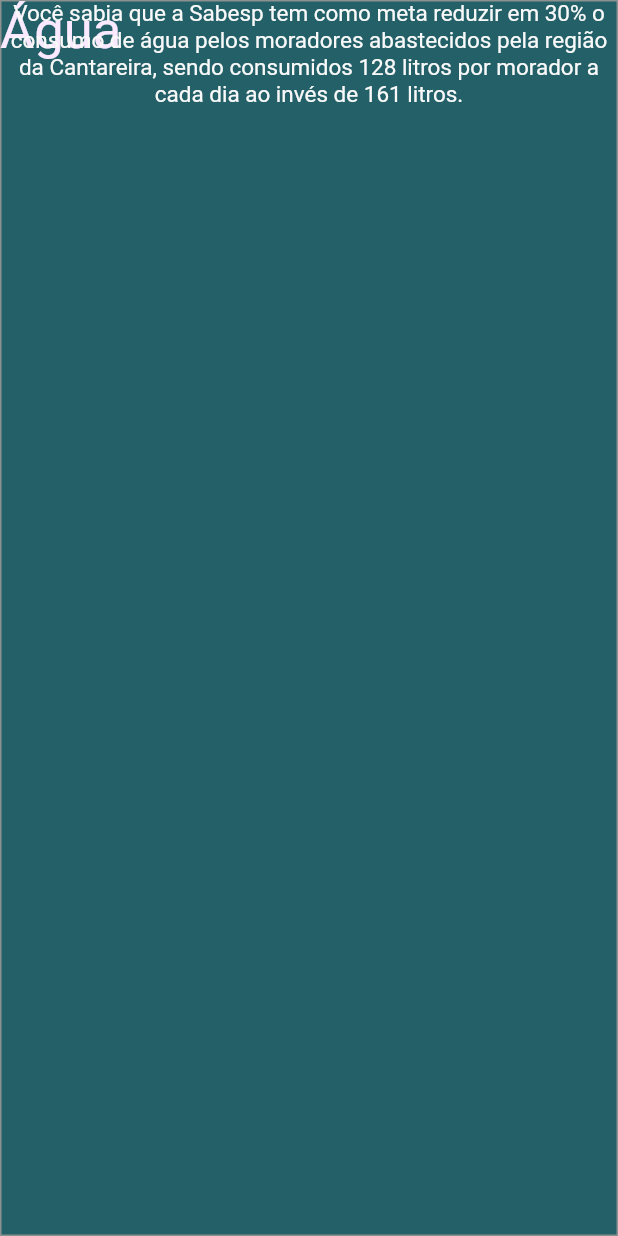
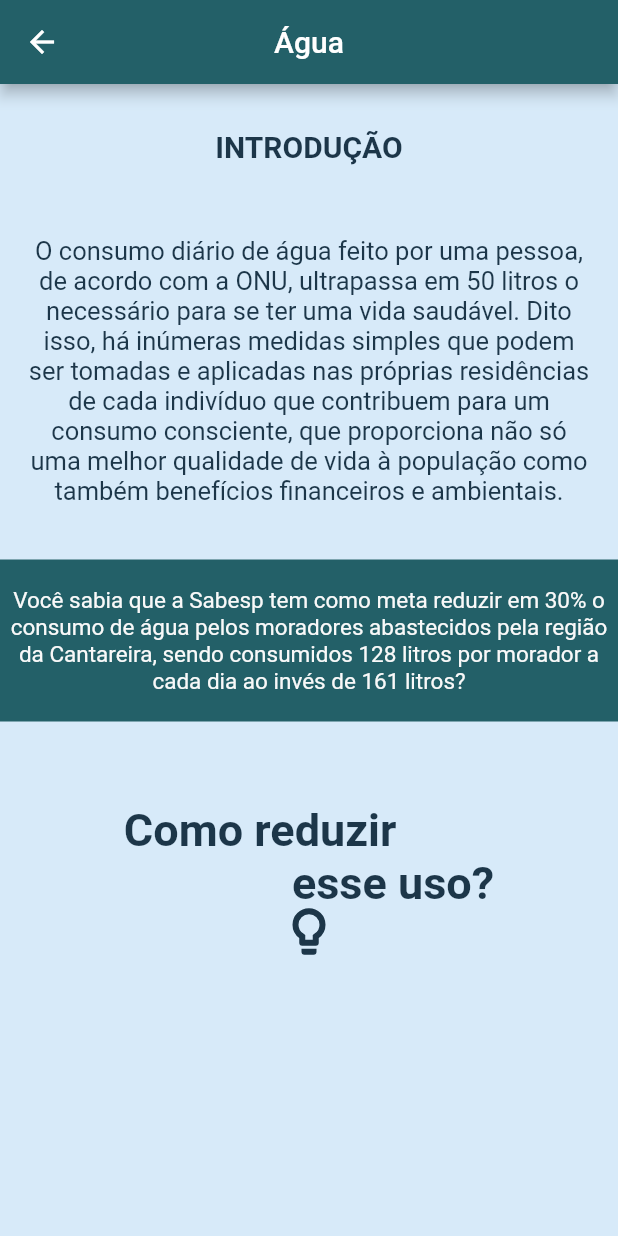
Before and after one commit to EcoBudget/EcoBudget, a Flutter app: the casaagua screen opened directly, on a phone screen of 412 x 824 dp. Run offline on Flutter 3.47's test engine with Material 2 defaults, Android fonts, the light colour scheme and no system bars; our stand-ins replace flutter_svg; missing offline and left inert: adobe_xd; Roboto replaces fonts that are missing (Arial, Segoe UI).

Commit message:
Primeira pagina da casa -> agua feita

```diff
--- a/ecobudget_app/lib/casa/agua/casaagua.dart
+++ b/ecobudget_app/lib/casa/agua/casaagua.dart
@@ -10,52 +10,21 @@
   @override
   Widget build(BuildContext context) {
     return Scaffold(
+      appBar: AppBar(
+        title: Text("Água"),
+        centerTitle: true,
+        backgroundColor: Color(0xff236068),
+        leading: BackButton(onPressed: (){Navigator.pop(context);},),
+      ),
       backgroundColor: const Color(0xffd7eaf9),
-      body: Stack(
+      body: Column(
         children: <Widget>[
-          Pinned.fromPins(
-            Pin(start: -3.0, end: -3.0),
-            Pin(start: 80.0, end: 0.0),
-            child:
                 // Adobe XD layer: 'Posts' (group)
-                Stack(
+                Column(
               children: <Widget>[
-                Pinned.fromPins(
-                  Pin(start: 0.0, end: 3.0),
-                  Pin(size: 465.8, start: 0.0),
-                  child:
                       // Adobe XD layer: 'Posts' (group)
-                      Stack(
-                    children: <Widget>[
-                      Pinned.fromPins(
-                        Pin(start: 0.0, end: 0.0),
-                        Pin(size: 234.0, start: 0.0),
-                        child:
-                            // Adobe XD layer: 'Rectangle 219' (shape)
-                            Container(
-                          decoration: BoxDecoration(
-                            color: const Color(0xffd7eaf9),
-                          ),
-                        ),
-                      ),
-                      Pinned.fromPins(
-                        Pin(start: 0.0, end: 0.0),
-                        Pin(size: 143.8, end: 0.0),
-                        child:
-                            // Adobe XD layer: 'Rectangle 234' (shape)
-                            SvgPicture.string(
-                          _svg_o63oq5,
-                          allowDrawingOutsideViewBox: true,
-                          fit: BoxFit.fill,
-                        ),
-                      ),
-                      Pinned.fromPins(
-                        Pin(size: 136.0, start: 115.0),
-                        Pin(size: 22.0, start: 29.0),
-                        child:
-                            // Adobe XD layer: 'CATEGORY' (text)
                             Text(
-                          'INTRODUÇÃO',
+                          '\nINTRODUÇÃO\n',
                           style: TextStyle(
                             fontFamily: 'Arial',
                             fontSize: 20,
@@ -67,54 +36,52 @@
                               applyHeightToFirstAscent: false),
                           textAlign: TextAlign.left,
                         ),
-                      ),
-                    ],
+
+                Padding(
+                  padding: const EdgeInsets.all(16.0),
+                  child: Text(
+                    'O consumo diário de água feito por uma pessoa, de acordo com a ONU, ultrapassa em 50 litros o necessário para se ter uma vida saudável. Dito isso, há inúmeras medidas simples que podem ser tomadas e aplicadas nas próprias residências de cada indivíduo que contribuem para um consumo consciente, que proporciona não só uma melhor qualidade de vida à população como também benefícios financeiros e ambientais.\n',
+                    style: TextStyle(
+                      fontFamily: 'Segoe UI',
+                      fontSize: 17,
+                      color: const Color(0xff1c3649),
+                    ),
+                    textAlign: TextAlign.center,
                   ),
                 ),
-                Pinned.fromPins(
-                  Pin(start: 2.0, end: 0.0),
-                  Pin(size: 204.0, end: 0.0),
-                  child:
-                      // Adobe XD layer: 'Posts' (group)
-                      Stack(
-                    children: <Widget>[
-                      Pinned.fromPins(
-                        Pin(start: 1.0, end: 0.0),
-                        Pin(size: 160.0, start: 0.0),
-                        child:
-                            // Adobe XD layer: 'Rectangle 219' (shape)
-                            Container(
-                          decoration: BoxDecoration(
-                            color: const Color(0xffd7eaf9),
-                          ),
-                        ),
-                      ),
-                      Container(),
-                    ],
+
+                Container(
+
+                  decoration: BoxDecoration(
+                    color: Color(0xff236068),
+                  ),
+                  child: Text(
+                    '\nVocê sabia que a Sabesp tem como meta reduzir em 30% o consumo de água pelos moradores abastecidos pela região da Cantareira, sendo consumidos 128 litros por morador a cada dia ao invés de 161 litros?\n',
+                    style: TextStyle(
+                      fontFamily: 'Segoe UI',
+                      fontSize: 15,
+                      color: const Color(0xfff9f9f9),
+                    ),
+                    textAlign: TextAlign.center,
                   ),
                 ),
-                Pinned.fromPins(
-                  Pin(size: 226.0, middle: 0.4929),
-                  Pin(size: 57.0, middle: 0.7116),
-                  child: Text(
+
+                 SizedBox(height: 55.0,),
+                 Text(
                     'Como reduzir\n               esse uso?',
                     style: TextStyle(
                       fontFamily: 'Arial',
-                      fontSize: 25,
+                      fontSize: 30,
                       color: const Color(0xff1c3649),
                       fontWeight: FontWeight.w700,
                     ),
                     textAlign: TextAlign.left,
                   ),
-                ),
+
               ],
             ),
-          ),
-          Pinned.fromPins(
-            Pin(size: 21.0, middle: 0.5015),
-            Pin(size: 30.0, middle: 0.815),
-            child:
-                // Adobe XD layer: 'Icon material-light…' (shape)
+
+          // Adobe XD layer: 'Icon material-light…' (shape)
                 PageLink(
               links: [
                 PageLinkInfo(
@@ -130,92 +97,7 @@
                 fit: BoxFit.fill,
               ),
             ),
-          ),
-          Pinned.fromPins(
-            Pin(start: 15.0, end: 14.0),
-            Pin(size: 264.0, middle: 0.2496),
-            child: Text(
-              'O consumo diário de água feito por uma pessoa, de acordo com a ONU, ultrapassa em 50 litros o necessário para se ter uma vida saudável. Dito isso, há inúmeras medidas simples que podem ser tomadas e aplicadas nas próprias residências de cada indivíduo que contribuem para um consumo consciente, que proporciona não só uma melhor qualidade de vida à população como também benefícios financeiros e ambientais.\n',
-              style: TextStyle(
-                fontFamily: 'Segoe UI',
-                fontSize: 17,
-                color: const Color(0xff1c3649),
-              ),
-              textAlign: TextAlign.center,
-            ),
-          ),
-          Pinned.fromPins(
-            Pin(size: 151.0, start: -120.0),
-            Pin(size: 33.0, middle: 0.7042),
-            child: Text(
-              '',
-              style: TextStyle(
-                fontFamily: 'Segoe UI',
-                fontSize: 15,
-                color: const Color(0xff000000),
-              ),
-              textAlign: TextAlign.center,
-            ),
-          ),
-          Pinned.fromPins(
-            Pin(start: 0.0, end: -3.0),
-            Pin(size: 79.0, start: 0.0),
-            child:
-                // Adobe XD layer: 'HEADER' (group)
-                Stack(
-              children: <Widget>[
-                Pinned.fromPins(
-                  Pin(start: 0.0, end: 0.0),
-                  Pin(start: 0.0, end: 0.0),
-                  child:
-                      // Adobe XD layer: 'HEADER' (group)
-                      Stack(
-                    children: <Widget>[
-                      Pinned.fromPins(
-                        Pin(start: 0.0, end: 0.0),
-                        Pin(start: 0.0, end: 0.0),
-                        child: Container(
-                          decoration: BoxDecoration(
-                            color: const Color(0xff236068),
-                            border: Border.all(
-                                width: 1.0, color: const Color(0xff8b9190)),
-                          ),
-                        ),
-                      ),
-                    ],
-                  ),
-                ),
-                Container(),
-              ],
-            ),
-          ),
-          Pinned.fromPins(
-            Pin(size: 81.0, middle: 0.4946),
-            Pin(size: 47.0, start: 14.0),
-            child: Text(
-              'Água',
-              style: TextStyle(
-                fontFamily: 'Segoe UI',
-                fontSize: 35,
-                color: const Color(0xfffbe9ff),
-              ),
-              textAlign: TextAlign.left,
-            ),
-          ),
-          Container(),
-          Pinned.fromPins(
-            Pin(start: 25.0, end: 24.0),
-            Pin(size: 148.0, middle: 0.6075),
-            child: Text(
-              'Você sabia que a Sabesp tem como meta reduzir em 30% o consumo de água pelos moradores abastecidos pela região da Cantareira, sendo consumidos 128 litros por morador a cada dia ao invés de 161 litros.',
-              style: TextStyle(
-                fontFamily: 'Segoe UI',
-                fontSize: 15,
-                color: const Color(0xfff9f9f9),
-              ),
-              textAlign: TextAlign.center,
-            ),
-          ),
+
         ],
       ),
     );
--- a/ecobudget_app/lib/infos/sobrerecursos.dart
+++ b/ecobudget_app/lib/infos/sobrerecursos.dart
@@ -11,7 +11,8 @@
       home: Scaffold(
         appBar: AppBar(
           backgroundColor: Color(0xff236068),
-          title: Text("EcoBudget"),
+          title: Text("Recursos"),
+          centerTitle: true,
           leading: BackButton(onPressed: (){Navigator.pop(context);},),
         ),
         backgroundColor: const Color(0xffd7eaf9),
--- a/ecobudget_app/lib/main.dart
+++ b/ecobudget_app/lib/main.dart
@@ -1,3 +1,4 @@
+import 'package:ecobudget_app/casa/agua/casaagua.dart';
 import 'package:ecobudget_app/casa/casa.dart';
 import 'package:ecobudget_app/economica/AEENERGIA.dart';
 import 'package:ecobudget_app/economica/AEGUA.dart';
@@ -16,7 +17,7 @@
   @override
   Widget build(BuildContext context) {
     return MaterialApp(
-      home: ANLISEECONOMICA(),
+      home: home(),
     );
   }
 }
```
